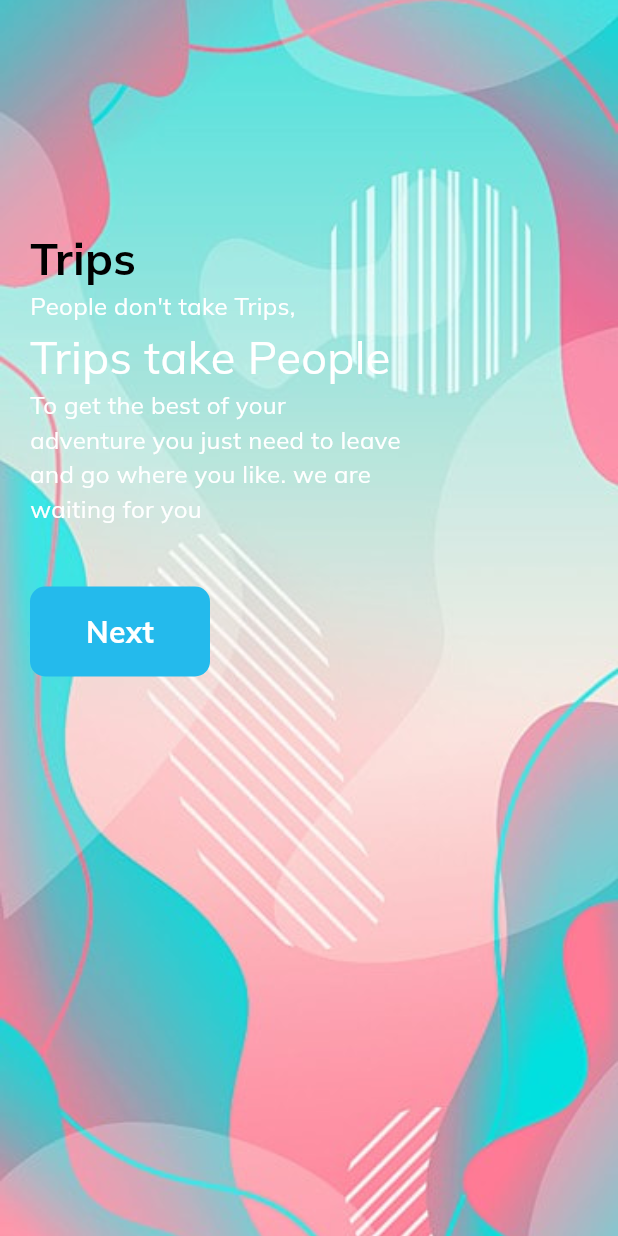
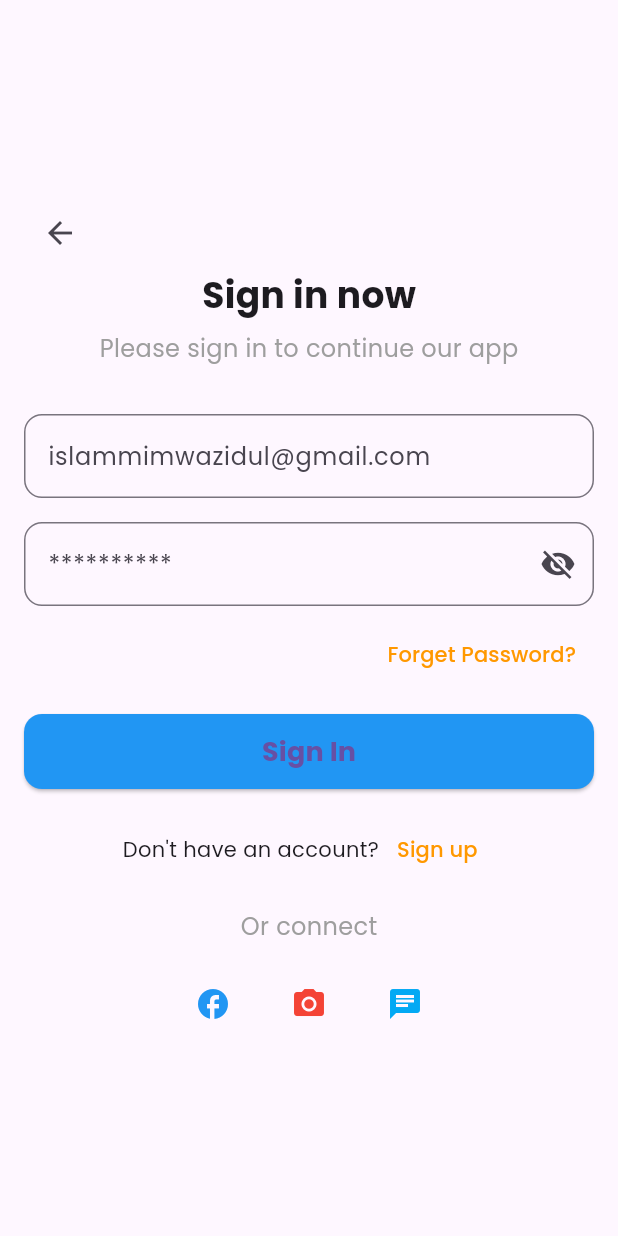
Before and after one commit to asifimtiaz93/TripWise, a Flutter app: the screen it shows after launch, on a phone screen of 412 x 824 dp. Run offline on Flutter 3.47's test engine with Material 3 defaults, Android fonts, the phone set to English and light mode, and no system bars; our stand-ins replace awesome_snackbar_content, google_fonts.

Commit message:
signin_updated

```diff
--- a/lib/main.dart
+++ b/lib/main.dart
@@ -1,6 +1,7 @@
 import 'package:flutter/material.dart';
 import 'package:google_fonts/google_fonts.dart';
 import 'package:tripwise/pages/navpages/main_page.dart';
+import 'package:tripwise/pages/navpages/signin.dart';
 import 'package:tripwise/pages/welcome_page.dart';
 
 void main() {
@@ -23,7 +24,9 @@ class MyApp extends StatelessWidget {
               Theme.of(context).textTheme,
             )),
 
-        home: const WelcomePage());
+        home: SignIn(),
+       // debugShowCheckedModeBanner: false,
+    );
 
   }
 }
--- /dev/null
+++ b/lib/pages/navpages/signin.dart
@@ -0,0 +1,165 @@
+import 'package:flutter/material.dart';
+import 'package:google_fonts/google_fonts.dart';
+
+
+
+class SignIn extends StatelessWidget {
+  @override
+  Widget build(BuildContext context) {
+    return MaterialApp(
+      title: 'Sign In',
+      debugShowCheckedModeBanner: false,
+      theme: ThemeData(
+        primarySwatch: Colors.blue,
+        textTheme: GoogleFonts.poppinsTextTheme(),
+      ),
+      home: SignInScreen(),
+    );
+  }
+}
+
+class SignInScreen extends StatelessWidget {
+  @override
+  Widget build(BuildContext context) {
+    return Scaffold(
+      body: Padding(
+        padding: const EdgeInsets.all(16.0),
+        child: Column(
+          mainAxisAlignment: MainAxisAlignment.center,
+          children: [
+            Align(
+              alignment: Alignment.centerLeft,
+              child: IconButton(
+                icon: Icon(Icons.arrow_back),
+                onPressed: () {
+                  // Handle back button press
+                },
+              ),
+            ),
+            Text(
+              'Sign in now',
+              style: TextStyle(
+                fontSize: 24.0,
+                fontWeight: FontWeight.bold,
+              ),
+            ),
+            SizedBox(height: 8.0),
+            Text(
+              'Please sign in to continue our app',
+              style: TextStyle(
+                fontSize: 16.0,
+                color: Colors.grey,
+              ),
+            ),
+            SizedBox(height: 32.0),
+            TextField(
+              decoration: InputDecoration(
+                hintText: 'islammimwazidul@gmail.com',
+                border: OutlineInputBorder(
+                  borderRadius: BorderRadius.circular(12.0),
+                ),
+              ),
+            ),
+            SizedBox(height: 16.0),
+            TextField(
+              obscureText: true,
+              decoration: InputDecoration(
+                hintText: '**********',
+                border: OutlineInputBorder(
+                  borderRadius: BorderRadius.circular(12.0),
+                ),
+                suffixIcon: Icon(Icons.visibility_off),
+              ),
+            ),
+            SizedBox(height: 8.0),
+            Align(
+              alignment: Alignment.centerRight,
+              child: TextButton(
+                onPressed: () {
+                  // Handle forget password
+                },
+                child: Text(
+                  'Forget Password?',
+                  style: TextStyle(color: Colors.orange),
+                ),
+              ),
+            ),
+            SizedBox(height: 16.0),
+            ElevatedButton(
+              onPressed: () {
+                // Handle sign in
+              },
+              style: ElevatedButton.styleFrom(
+                minimumSize: Size(double.infinity, 50),
+                backgroundColor: Colors.blue,
+                shape: RoundedRectangleBorder(
+                  borderRadius: BorderRadius.circular(12.0),
+                ),
+              ),
+              child: Text(
+                'Sign In',
+                style: TextStyle(
+                  fontSize: 18.0,
+                  fontWeight: FontWeight.bold,
+                ),
+              ),
+            ),
+            SizedBox(height: 16.0),
+            Row(
+              mainAxisAlignment: MainAxisAlignment.center,
+              children: [
+                Text("Don't have an account?"),
+                TextButton(
+                  onPressed: () {
+                    // Handle sign up
+                  },
+                  child: Text(
+                    'Sign up',
+                    style: TextStyle(color: Colors.orange),
+                  ),
+                ),
+              ],
+            ),
+            SizedBox(height: 16.0),
+            Text(
+              'Or connect',
+              style: TextStyle(
+                fontSize: 16.0,
+                color: Colors.grey,
+              ),
+            ),
+            SizedBox(height: 16.0),
+            Row(
+              mainAxisAlignment: MainAxisAlignment.center,
+              children: [
+                IconButton(
+                  icon: Icon(Icons.facebook),
+                  color: Colors.blue,
+                  onPressed: () {
+                    // Handle Facebook connect
+                  },
+                ),
+                SizedBox(width: 16.0),
+                IconButton(
+                  icon: Icon(Icons.camera_alt),
+                  color: Colors.red,
+                  onPressed: () {
+                    // Handle Instagram connect
+                  },
+                ),
+                SizedBox(width: 16.0),
+                IconButton(
+                  icon: Icon(Icons.chat),
+                  color: Colors.lightBlue,
+                  onPressed: () {
+                    // Handle Twitter connect
+                  },
+                ),
+              ],
+            ),
+          ],
+        ),
+      ),
+    );
+  }
+}
```
Also changed, not shown: pubspec.lock.
